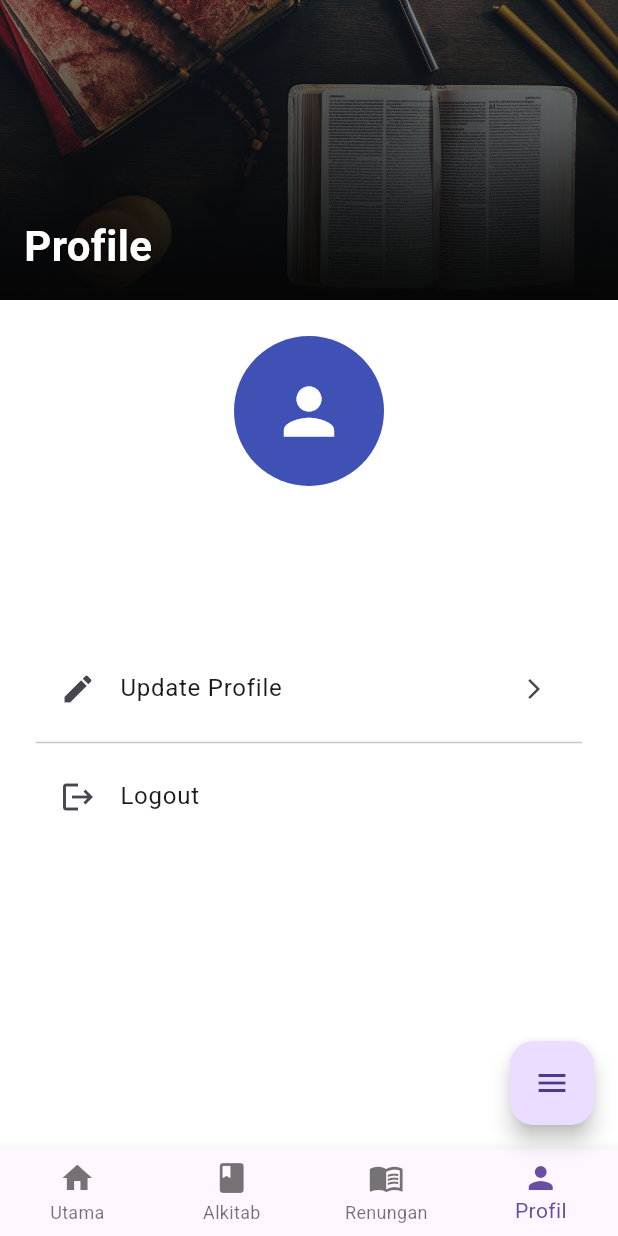
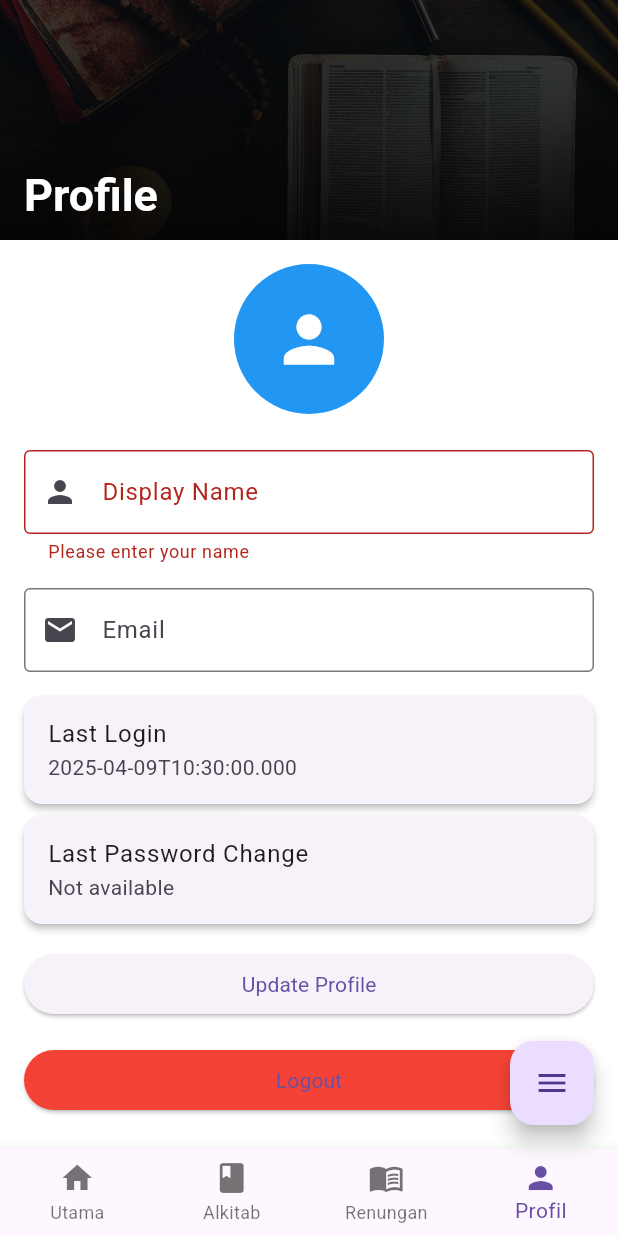
Before and after one commit to hearyaldy/alkitab_2.0, a Flutter app: the ProfileTab screen opened by its route, after a tap on "Update Profile", on a phone screen of 412 x 824 dp. Run offline on Flutter 3.47's test engine with Material 3 defaults, Android fonts, the phone set to English and light mode, and no system bars; our stand-ins replace flutter_dotenv, flutter_image_compress, flutter_riverpod, go_router, hive_flutter, image_picker and 1 more; accounts and stored records are empty.

Commit message:
Profile Edit Added

```diff
--- a/lib/screens/auth/login_screen.dart
+++ b/lib/screens/auth/login_screen.dart
@@ -2,7 +2,6 @@ import 'package:flutter/material.dart';
 import 'package:flutter_riverpod/flutter_riverpod.dart';
 import 'package:go_router/go_router.dart';
 import 'package:supabase_flutter/supabase_flutter.dart';
-import '../../providers/auth_provider.dart';
 
 class LoginScreen extends ConsumerStatefulWidget {
   const LoginScreen({super.key});
--- a/lib/screens/auth/register_screen.dart
+++ b/lib/screens/auth/register_screen.dart
@@ -2,7 +2,6 @@ import 'package:flutter/material.dart';
 import 'package:flutter_riverpod/flutter_riverpod.dart';
 import 'package:go_router/go_router.dart';
 import 'package:supabase_flutter/supabase_flutter.dart';
-import '../../providers/auth_provider.dart';
 
 class RegisterScreen extends ConsumerStatefulWidget {
   const RegisterScreen({super.key});
--- a/lib/screens/tabs/profile_tab.dart
+++ b/lib/screens/tabs/profile_tab.dart
@@ -1,24 +1,170 @@
+import 'dart:io';
+
 import 'package:flutter/material.dart';
+import 'package:go_router/go_router.dart';
+import 'package:image_picker/image_picker.dart';
+import 'package:flutter_image_compress/flutter_image_compress.dart';
 import 'package:supabase_flutter/supabase_flutter.dart';
 
-class ProfileTab extends StatelessWidget {
-  const ProfileTab({super.key});
+class ProfileTab extends StatefulWidget {
+  const ProfileTab({Key? key}) : super(key: key);
+
+  @override
+  _ProfileTabState createState() => _ProfileTabState();
+}
+
+class _ProfileTabState extends State<ProfileTab> {
+  final _formKey = GlobalKey<FormState>();
+
+  late TextEditingController _nameController;
+  late TextEditingController _emailController;
+
+  // Placeholders for additional metadata.
+  String _lastLogin = 'Not available';
+  String _lastPasswordChange = 'Not available';
+
+  File? _profileImage;
+
+  final user = Supabase.instance.client.auth.currentUser;
+
+  @override
+  void initState() {
+    super.initState();
+    final userMeta = user?.userMetadata;
+    _nameController = TextEditingController(text: userMeta?['full_name'] ?? '');
+    _emailController = TextEditingController(text: user?.email ?? '');
+    _lastLogin = user?.lastSignInAt ?? 'Not available';
+    _lastPasswordChange =
+        'Not available'; // Replace with real data if available.
+  }
+
+  @override
+  void dispose() {
+    _nameController.dispose();
+    _emailController.dispose();
+    super.dispose();
+  }
+
+  // Compress the image using flutter_image_compress.
+  Future<File?> compressImage(File file) async {
+    final targetPath =
+        '${file.parent.path}/${DateTime.now().millisecondsSinceEpoch}_compressed.jpg';
+    final dynamic result = await FlutterImageCompress.compressAndGetFile(
+      file.absolute.path,
+      targetPath,
+      quality: 70,
+    );
+    if (result == null) return null;
+    return File(result.path);
+  }
+
+  // Allow the user to pick a new profile image.
+  Future<void> _pickProfileImage() async {
+    final picker = ImagePicker();
+    final pickedFile = await picker.pickImage(source: ImageSource.gallery);
+    if (pickedFile != null) {
+      final file = File(pickedFile.path);
+      final compressed = await compressImage(file);
+      if (compressed != null) {
+        setState(() {
+          _profileImage = compressed;
+        });
+        final userId = Supabase.instance.client.auth.currentUser!.id;
+        await _uploadProfilePhoto(compressed, userId);
+      }
+    }
+  }
+
+  // Upload the profile image to your Supabase bucket.
+  Future<void> _uploadProfilePhoto(File imageFile, String userId) async {
+    final fileName = 'profile_photos/profile_$userId.jpg';
+    try {
+      await Supabase.instance.client.storage.from('profile_photos').upload(
+          fileName, imageFile,
+          fileOptions: const FileOptions(upsert: true));
+      final publicUrl = Supabase.instance.client.storage
+          .from('profile_photos')
+          .getPublicUrl(fileName);
+      ScaffoldMessenger.of(context).showSnackBar(
+          SnackBar(content: Text('Profile photo updated.\nURL: $publicUrl')));
+    } catch (e) {
+      ScaffoldMessenger.of(context)
+          .showSnackBar(SnackBar(content: Text('Upload error: $e')));
+    }
+  }
+
+  // Update profile (only display name editable; email remains read-only).
+  Future<void> _updateProfile() async {
+    if (_formKey.currentState?.validate() ?? false) {
+      final newName = _nameController.text.trim();
+      try {
+        final response = await Supabase.instance.client.auth.updateUser(
+          UserAttributes(
+            email: _emailController.text,
+            data: {'full_name': newName},
+          ),
+        );
+        if (response.user != null) {
+          ScaffoldMessenger.of(context).showSnackBar(
+              const SnackBar(content: Text("Profile updated successfully.")));
+        } else {
+          ScaffoldMessenger.of(context).showSnackBar(
+              const SnackBar(content: Text("Profile update failed.")));
+        }
+      } catch (e) {
+        ScaffoldMessenger.of(context)
+            .showSnackBar(SnackBar(content: Text(e.toString())));
+      }
+    }
+  }
+
+  Future<void> _confirmLogout() async {
+    final confirm = await showDialog<bool>(
+      context: context,
+      builder: (context) => AlertDialog(
+        title: const Text('Logout'),
+        content: const Text('Are you sure you want to logout?'),
+        actions: [
+          TextButton(
+            onPressed: () => Navigator.pop(context, false),
+            child: const Text('Cancel'),
+          ),
+          TextButton(
+            onPressed: () => Navigator.pop(context, true),
+            child: const Text('Logout'),
+          ),
+        ],
+      ),
+    );
+    if (confirm == true) {
+      await Supabase.instance.client.auth.signOut();
+      if (mounted) {
+        context.go('/login');
+      }
+    }
+  }
 
   @override
   Widget build(BuildContext context) {
-    final user = Supabase.instance.client.auth.currentUser;
-    final userMeta = user?.userMetadata;
-
-    final name = userMeta?['full_name'] ?? 'No name set';
-    final email = user?.email ?? 'No email';
-
     return Scaffold(
+      // Use a CustomScrollView for collapsible header and content
       body: CustomScrollView(
         slivers: [
+          // Collapsible header similar to DevotionalTab header style.
           SliverAppBar(
             pinned: true,
-            expandedHeight: 200,
+            expandedHeight: 160,
             flexibleSpace: FlexibleSpaceBar(
+              titlePadding: const EdgeInsets.only(left: 16, bottom: 12),
+              title: const Text(
+                'Profile',
+                style: TextStyle(
+                  fontSize: 20,
+                  fontWeight: FontWeight.bold,
+                  color: Colors.white,
+                  shadows: [Shadow(blurRadius: 2, color: Colors.black45)],
+                ),
+              ),
               background: Stack(
                 fit: StackFit.expand,
                 children: [
@@ -27,80 +173,97 @@ class ProfileTab extends StatelessWidget {
                     fit: BoxFit.cover,
                   ),
                   Container(
-                    decoration: BoxDecoration(
-                      gradient: LinearGradient(
-                        colors: [
-                          Colors.black.withOpacity(0.4),
-                          Colors.transparent
-                        ],
-                        begin: Alignment.bottomCenter,
-                        end: Alignment.topCenter,
-                      ),
-                    ),
-                  ),
-                  Positioned(
-                    left: 16,
-                    bottom: 16,
-                    child: Text(
-                      'Profile',
-                      style: const TextStyle(
-                        fontSize: 28,
-                        color: Colors.white,
-                        fontWeight: FontWeight.bold,
-                        shadows: [
-                          Shadow(
-                            offset: Offset(0, 1),
-                            blurRadius: 3,
-                            color: Colors.black38,
+                    color: Colors.black.withOpacity(0.54),
                   ),
                 ],
               ),
             ),
           ),
-                ],
+          // Main content area
+          SliverToBoxAdapter(
+            child: Padding(
+              padding: const EdgeInsets.all(16.0),
+              child: Form(
+                key: _formKey,
+                child: Column(
+                  crossAxisAlignment: CrossAxisAlignment.stretch,
+                  children: [
+                    // User image in content area.
+                    Center(
+                      child: GestureDetector(
+                        onTap: _pickProfileImage,
+                        child: CircleAvatar(
+                          radius: 50,
+                          backgroundColor: Colors.blue,
+                          backgroundImage: _profileImage != null
+                              ? FileImage(_profileImage!)
+                              : null,
+                          child: _profileImage == null
+                              ? const Icon(Icons.person,
+                                  size: 50, color: Colors.white)
+                              : null,
                         ),
                       ),
                     ),
-          SliverToBoxAdapter(
-            child: Padding(
-              padding: const EdgeInsets.all(24),
-              child: Column(
-                children: [
-                  const CircleAvatar(
-                    radius: 50,
-                    backgroundColor: Colors.indigo,
-                    child: Icon(Icons.person, size: 50, color: Colors.white),
+                    const SizedBox(height: 24),
+                    // Display Name field
+                    TextFormField(
+                      controller: _nameController,
+                      decoration: const InputDecoration(
+                        labelText: 'Display Name',
+                        border: OutlineInputBorder(),
+                        prefixIcon: Icon(Icons.person),
                       ),
-                  const SizedBox(height: 20),
-                  Text(
-                    name,
-                    style: const TextStyle(
-                        fontSize: 24, fontWeight: FontWeight.bold),
-                  ),
-                  Text(
-                    email,
-                    style: TextStyle(fontSize: 16, color: Colors.grey[700]),
-                  ),
-                  const SizedBox(height: 30),
-                  ListTile(
-                    leading: const Icon(Icons.edit),
-                    title: const Text('Update Profile'),
-                    trailing: const Icon(Icons.arrow_forward_ios, size: 16),
-                    onTap: () {
-                      // Implement profile update navigation
+                      validator: (value) {
+                        if (value == null || value.trim().isEmpty) {
+                          return 'Please enter your name';
+                        }
+                        return null;
                       },
                     ),
-                  const Divider(),
-                  ListTile(
-                    leading: const Icon(Icons.logout),
-                    title: const Text('Logout'),
-                    onTap: () async {
-                      await Supabase.instance.client.auth.signOut();
-                      // ignore: use_build_context_synchronously
-                      Navigator.of(context).pushReplacementNamed('/login');
-                    },
+                    const SizedBox(height: 16),
+                    // Email field (read-only)
+                    TextFormField(
+                      controller: _emailController,
+                      readOnly: true,
+                      decoration: const InputDecoration(
+                        labelText: 'Email',
+                        border: OutlineInputBorder(),
+                        prefixIcon: Icon(Icons.email),
+                      ),
+                    ),
+                    const SizedBox(height: 16),
+                    // Metadata cards
+                    Card(
+                      elevation: 2,
+                      margin: const EdgeInsets.only(bottom: 8),
+                      child: ListTile(
+                        title: const Text('Last Login'),
+                        subtitle: Text(_lastLogin),
+                      ),
+                    ),
+                    Card(
+                      elevation: 2,
+                      margin: const EdgeInsets.only(bottom: 16),
+                      child: ListTile(
+                        title: const Text('Last Password Change'),
+                        subtitle: Text(_lastPasswordChange),
+                      ),
+                    ),
+                    // Update and Logout buttons
+                    ElevatedButton(
+                      onPressed: _updateProfile,
+                      child: const Text('Update Profile'),
+                    ),
+                    const SizedBox(height: 16),
+                    ElevatedButton(
+                      onPressed: _confirmLogout,
+                      style:
+                          ElevatedButton.styleFrom(backgroundColor: Colors.red),
+                      child: const Text('Logout'),
                     ),
                   ],
+                ),
               ),
             ),
           ),
```
Also changed, not shown: pubspec.yaml (+3 -48 lines), pubspec.lock, 5 other files. Lines whose indentation alone changed are shown as unchanged.
